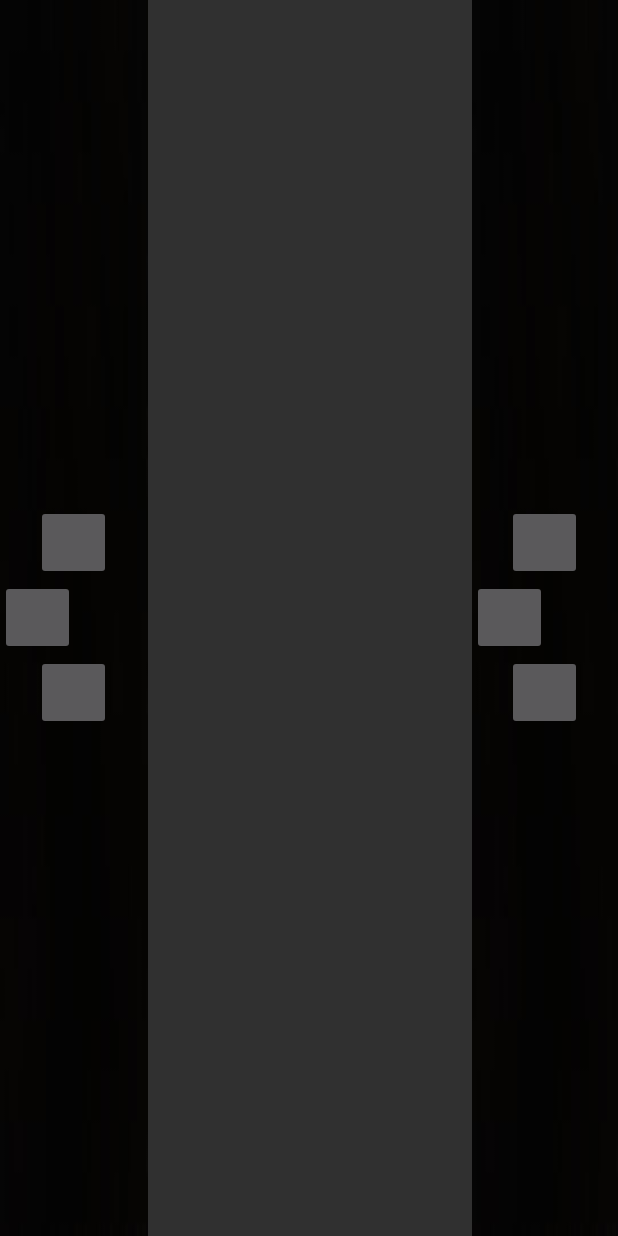
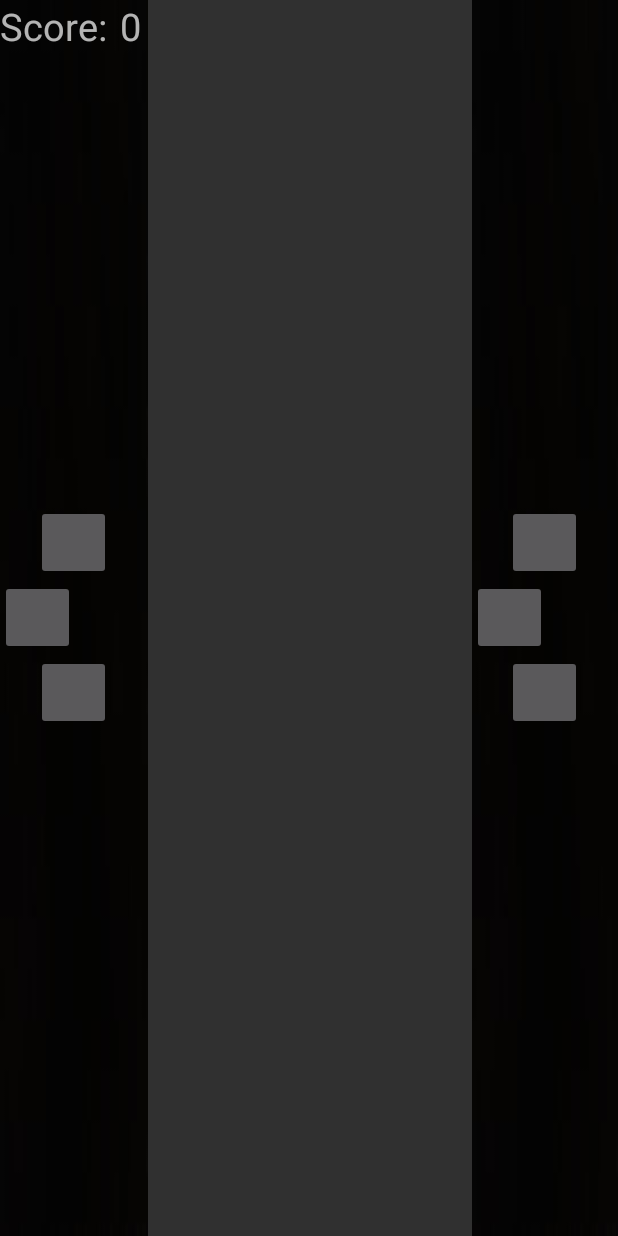
Before and after one commit to Unalphabetical/Snake, an Android app: the layout snake_control_menu.xml on its own in the app's theme, with its tools: preview values and no code run, on a phone screen of 412 x 824 dp. Run offline under Robolectric (Android 15) with nearby library versions, the phone set to English and light mode, and no system bars.

Commit message:
Make the scores show

```diff
--- a/app/src/main/res/layout/snake_control_menu.xml
+++ b/app/src/main/res/layout/snake_control_menu.xml
@@ -29,7 +29,7 @@
             <Button
                 android:layout_width="50dp"
                 android:layout_height="50dp"
-                android:onClick="moveUp"/>
+                android:onClick="moveUp" />
 
             <LinearLayout
                 android:layout_width="wrap_content"
@@ -57,6 +57,21 @@
                 android:layout_height="50dp"
                 android:onClick="moveDown"/>
         </LinearLayout>
+
+        <TextView
+            android:layout_height="40dp"
+            android:layout_width="75dp"
+            android:id="@+id/scoreText"
+            android:textSize="25dp"
+            android:text="Score: "/>
+
+        <TextView
+            android:layout_height="40dp"
+            android:layout_width="75dp"
+            android:layout_marginStart="80dp"
+            android:id="@+id/scoreValue"
+            android:textSize="25dp"
+            android:text="0"/>
 
     </RelativeLayout>
 
```
Also changed, not shown: app/src/main/java/com/example/snakio/SnakeActivity.java (+7 -1 lines), app/src/main/java/com/example/snakio/SnakeGame.java (+19 -1 lines).
